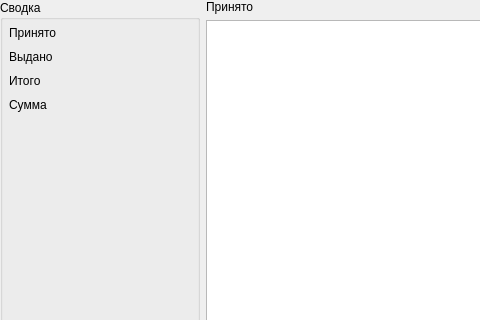
solderercb/snap_crm, file widgets/salarytabwidgets/spagesalaryreceptedissued.ui: the form before one commit; both pictures show x 0 to 480 and y 0 to 320 of the 1008 by 555 pixel window.
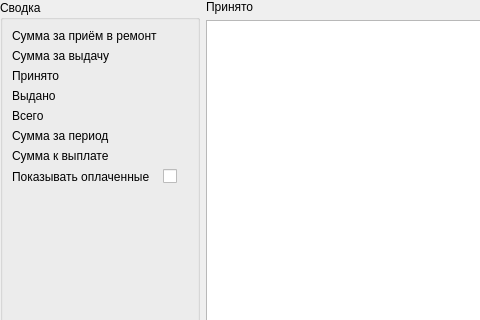
The form after the commit. Custom widgets are drawn as their Qt base class.

```diff
--- a/widgets/salarytabwidgets/spagesalaryreceptedissued.ui
+++ b/widgets/salarytabwidgets/spagesalaryreceptedissued.ui
@@ -31,44 +31,15 @@
      <property name="title">
       <string>Сводка</string>
      </property>
-     <layout class="QGridLayout" name="gridLayout">
-      <property name="leftMargin">
-       <number>6</number>
-      </property>
-      <property name="topMargin">
-       <number>6</number>
-      </property>
-      <property name="rightMargin">
-       <number>0</number>
-      </property>
-      <property name="bottomMargin">
-       <number>0</number>
-      </property>
-      <property name="spacing">
-       <number>0</number>
-      </property>
-      <item row="0" column="0">
        <layout class="QFormLayout" name="formLayout">
-        <property name="labelAlignment">
-         <set>Qt::AlignLeading|Qt::AlignLeft|Qt::AlignVCenter</set>
-        </property>
-        <property name="formAlignment">
-         <set>Qt::AlignRight|Qt::AlignTop|Qt::AlignTrailing</set>
-        </property>
-        <property name="horizontalSpacing">
-         <number>10</number>
-        </property>
-        <property name="verticalSpacing">
-         <number>10</number>
-        </property>
-        <item row="0" column="0">
+      <item row="2" column="0">
          <widget class="QLabel" name="labelReceptedSummary">
           <property name="text">
            <string>Принято</string>
           </property>
          </widget>
         </item>
-        <item row="0" column="1">
+      <item row="2" column="1">
          <widget class="QLabel" name="labelReceptedSummaryValue">
           <property name="font">
            <font>
@@ -85,14 +56,14 @@
           </property>
          </widget>
         </item>
-        <item row="1" column="0">
+      <item row="3" column="0">
          <widget class="QLabel" name="labelIssuedSummary">
           <property name="text">
            <string>Выдано</string>
           </property>
          </widget>
         </item>
-        <item row="1" column="1">
+      <item row="3" column="1">
          <widget class="QLabel" name="labelIssuedSummaryValue">
           <property name="font">
            <font>
@@ -109,14 +80,14 @@
           </property>
          </widget>
         </item>
-        <item row="2" column="0">
+      <item row="4" column="0">
          <widget class="QLabel" name="labelRepairsSummary">
           <property name="text">
-           <string>Итого</string>
+         <string>Всего</string>
           </property>
          </widget>
         </item>
-        <item row="2" column="1">
+      <item row="4" column="1">
          <widget class="QLabel" name="labelRepairsSummaryValue">
           <property name="font">
            <font>
@@ -133,14 +104,14 @@
           </property>
          </widget>
         </item>
-        <item row="3" column="0">
+      <item row="5" column="0">
          <widget class="QLabel" name="labelSumm">
           <property name="text">
-           <string>Сумма</string>
+         <string>Сумма за период</string>
           </property>
          </widget>
         </item>
-        <item row="3" column="1">
+      <item row="5" column="1">
          <widget class="QLabel" name="labelSummValue">
           <property name="font">
            <font>
@@ -157,7 +128,91 @@
           </property>
          </widget>
         </item>
-       </layout>
+      <item row="6" column="0">
+       <widget class="QLabel" name="labelSummToPay">
+        <property name="text">
+         <string>Сумма к выплате</string>
+        </property>
+       </widget>
+      </item>
+      <item row="7" column="0">
+       <widget class="QLabel" name="labelShowPayed">
+        <property name="text">
+         <string>Показывать оплаченные</string>
+        </property>
+       </widget>
+      </item>
+      <item row="7" column="1">
+       <widget class="QCheckBox" name="checkBoxShowPayed">
+        <property name="text">
+         <string/>
+        </property>
+       </widget>
+      </item>
+      <item row="6" column="1">
+       <widget class="QLabel" name="labelSummToPayValue">
+        <property name="font">
+         <font>
+          <pointsize>9</pointsize>
+          <weight>75</weight>
+          <bold>true</bold>
+         </font>
+        </property>
+        <property name="text">
+         <string>&lt;value&gt;</string>
+        </property>
+        <property name="textInteractionFlags">
+         <set>Qt::LinksAccessibleByMouse|Qt::TextSelectableByMouse</set>
+        </property>
+       </widget>
+      </item>
+      <item row="1" column="0">
+       <widget class="QLabel" name="labelPayForIssue">
+        <property name="text">
+         <string>Сумма за выдачу</string>
+        </property>
+       </widget>
+      </item>
+      <item row="1" column="1">
+       <widget class="QLabel" name="labelPayForIssueValue">
+        <property name="font">
+         <font>
+          <pointsize>9</pointsize>
+          <weight>75</weight>
+          <bold>true</bold>
+         </font>
+        </property>
+        <property name="text">
+         <string>&lt;value&gt;</string>
+        </property>
+        <property name="textInteractionFlags">
+         <set>Qt::LinksAccessibleByMouse|Qt::TextSelectableByMouse</set>
+        </property>
+       </widget>
+      </item>
+      <item row="0" column="0">
+       <widget class="QLabel" name="labelPayForRecept">
+        <property name="text">
+         <string>Сумма за приём в ремонт</string>
+        </property>
+       </widget>
+      </item>
+      <item row="0" column="1">
+       <widget class="QLabel" name="labelPayForReceptValue">
+        <property name="font">
+         <font>
+          <pointsize>9</pointsize>
+          <weight>75</weight>
+          <bold>true</bold>
+         </font>
+        </property>
+        <property name="text">
+         <string>&lt;value&gt;</string>
+        </property>
+        <property name="textInteractionFlags">
+         <set>Qt::LinksAccessibleByMouse|Qt::TextSelectableByMouse</set>
+        </property>
+       </widget>
       </item>
      </layout>
     </widget>
```
Lines whose indentation alone changed are shown as unchanged.
